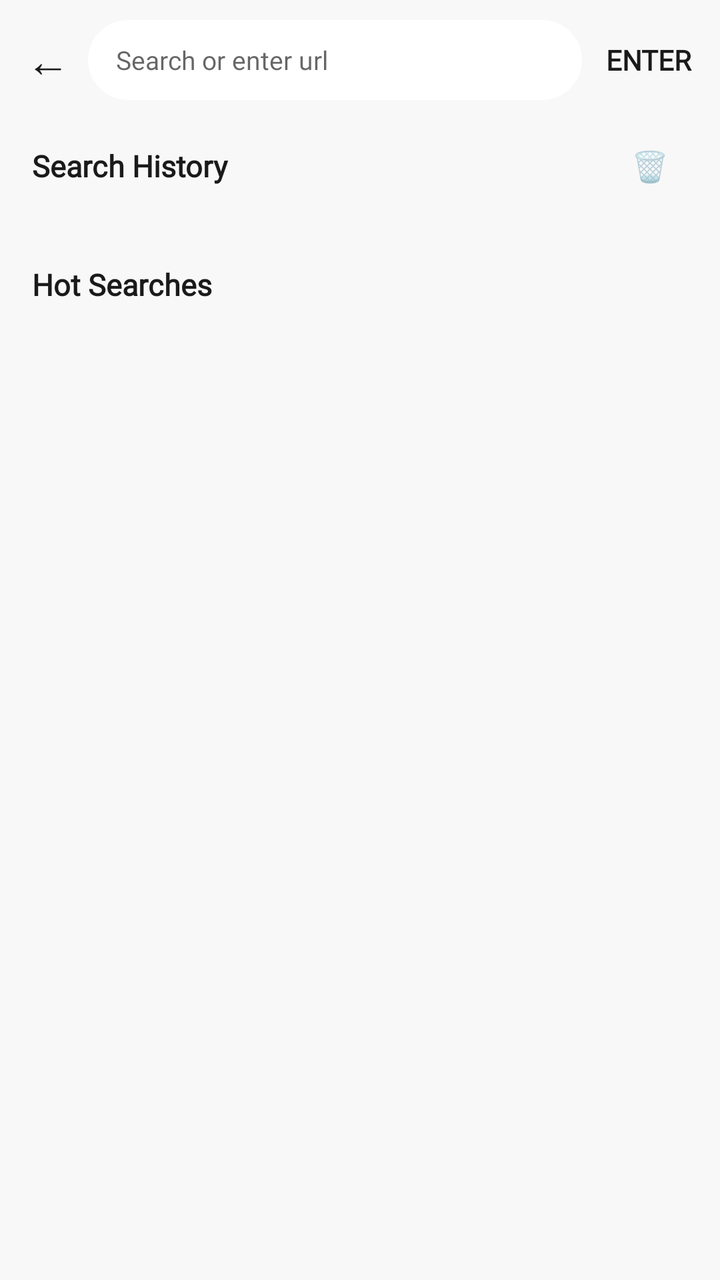
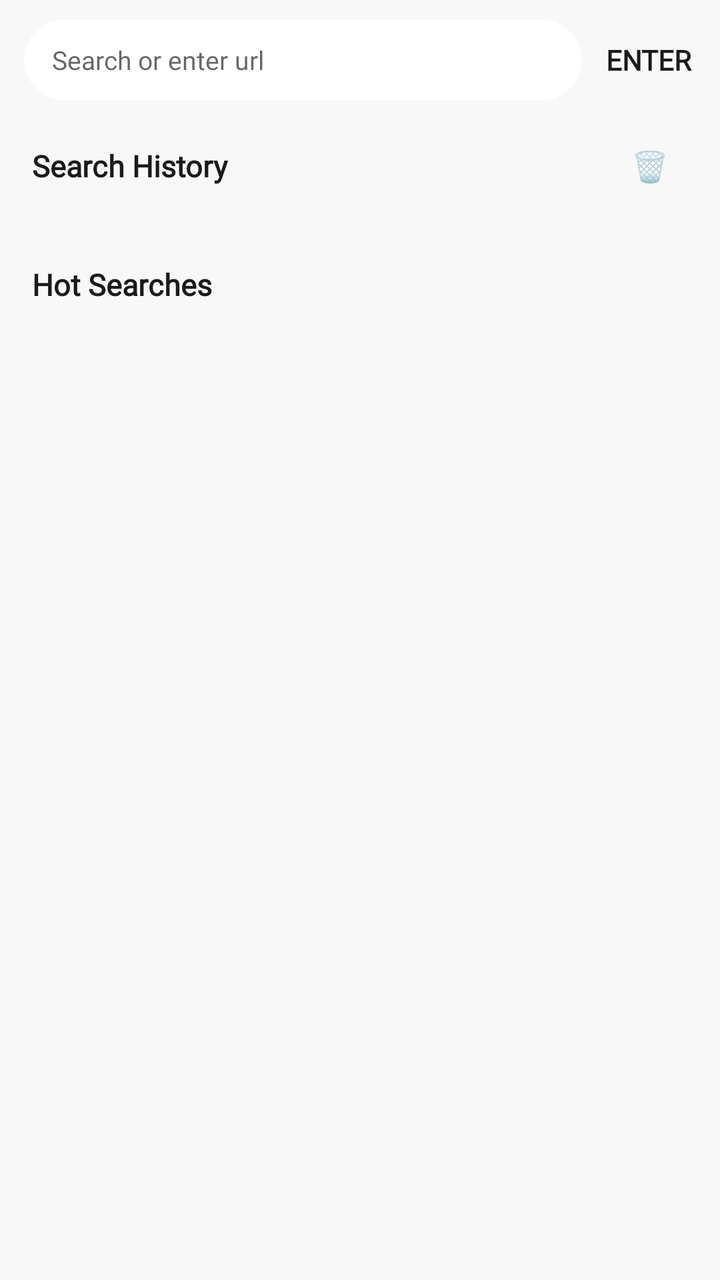

Before-and-after screenshots of an Android layout around one commit, followed by the original layout XML and the change that was made.
<!-- AndroidManifest.xml: application theme Theme.Material3.Light.NoActionBar -->
<!-- res/layout/fragment_search_entry.xml -->
<?xml version="1.0" encoding="utf-8"?>
<LinearLayout xmlns:android="http://schemas.android.com/apk/res/android"
    android:layout_width="match_parent"
    android:layout_height="match_parent"
    android:background="@color/bg"
    android:orientation="vertical">

    <LinearLayout
        android:layout_width="match_parent"
        android:layout_height="wrap_content"
        android:gravity="center_vertical"
        android:orientation="horizontal"
        android:paddingStart="4dp"
        android:paddingTop="10dp"
        android:paddingEnd="8dp"
        android:paddingBottom="6dp">

        <TextView
            android:id="@+id/btn_entry_back"
            android:layout_width="40dp"
            android:layout_height="40dp"
            android:clickable="true"
            android:focusable="true"
            android:gravity="center"
            android:text="←"
            android:textColor="@color/text_primary"
            android:textSize="22sp" />

        <LinearLayout
            android:layout_width="0dp"
            android:layout_height="40dp"
            android:layout_weight="1"
            android:background="@drawable/bg_search"
            android:gravity="center_vertical"
            android:orientation="horizontal"
            android:paddingStart="14dp"
            android:paddingEnd="6dp">

            <EditText
                android:id="@+id/et_entry_query"
                android:layout_width="0dp"
                android:layout_height="match_parent"
                android:layout_weight="1"
                android:background="@null"
                android:fontFamily="@font/padauk"
                android:hint="@string/search_entry_hint"
                android:imeOptions="actionSearch"
                android:inputType="text"
                android:maxLines="1"
                android:textColor="@color/text_primary"
                android:textSize="13sp" />

            <TextView
                android:id="@+id/btn_entry_clear"
                android:layout_width="34dp"
                android:layout_height="34dp"
                android:clickable="true"
                android:focusable="true"
                android:gravity="center"
                android:text="✕"
                android:textColor="@color/text_secondary"
                android:textSize="14sp"
                android:visibility="gone" />
        </LinearLayout>

        <TextView
            android:id="@+id/btn_entry_go"
            android:layout_width="wrap_content"
            android:layout_height="40dp"
            android:clickable="true"
            android:focusable="true"
            android:fontFamily="@font/padauk"
            android:gravity="center"
            android:paddingStart="12dp"
            android:paddingEnd="6dp"
            android:text="ENTER"
            android:textColor="@color/text_primary"
            android:textSize="14sp"
            android:textStyle="bold" />
    </LinearLayout>

    <ScrollView
        android:id="@+id/sections_container"
        android:layout_width="match_parent"
        android:layout_height="0dp"
        android:layout_weight="1">

        <LinearLayout
            android:layout_width="match_parent"
            android:layout_height="wrap_content"
            android:orientation="vertical"
            android:paddingStart="16dp"
            android:paddingTop="8dp"
            android:paddingEnd="16dp"
            android:paddingBottom="16dp">

            <LinearLayout
                android:id="@+id/history_header"
                android:layout_width="match_parent"
                android:layout_height="wrap_content"
                android:gravity="center_vertical"
                android:orientation="horizontal">

                <TextView
                    android:layout_width="0dp"
                    android:layout_height="wrap_content"
                    android:layout_weight="1"
                    android:fontFamily="@font/padauk"
                    android:text="Search History"
                    android:textColor="@color/text_primary"
                    android:textSize="15sp"
                    android:textStyle="bold" />

                <TextView
                    android:id="@+id/btn_clear_history"
                    android:layout_width="38dp"
                    android:layout_height="38dp"
                    android:clickable="true"
                    android:focusable="true"
                    android:gravity="center"
                    android:text="🗑"
                    android:textSize="15sp" />
            </LinearLayout>

            <com.google.android.material.chip.ChipGroup
                android:id="@+id/chips_history"
                android:layout_width="match_parent"
                android:layout_height="wrap_content"
                android:layout_marginTop="8dp" />

            <TextView
                android:layout_width="wrap_content"
                android:layout_height="wrap_content"
                android:layout_marginTop="22dp"
                android:fontFamily="@font/padauk"
                android:text="Hot Searches"
                android:textColor="@color/text_primary"
                android:textSize="15sp"
                android:textStyle="bold" />

            <com.google.android.material.chip.ChipGroup
                android:id="@+id/chips_hot"
                android:layout_width="match_parent"
                android:layout_height="wrap_content"
                android:layout_marginTop="8dp" />
        </LinearLayout>
    </ScrollView>

    <androidx.recyclerview.widget.RecyclerView
        android:id="@+id/rv_suggestions"
        android:layout_width="match_parent"
        android:layout_height="0dp"
        android:layout_weight="1"
        android:visibility="gone" />
</LinearLayout>
<!-- resources referenced by this layout -->
<resources>
  <color name="bg">#F8F8F8</color>
  <color name="text_primary">#1A1A1A</color>
  <color name="text_secondary">#777777</color>
  <!-- drawable bg_search (drawable) -->
  <?xml version="1.0" encoding="utf-8"?>
  <shape xmlns:android="http://schemas.android.com/apk/res/android" android:shape="rectangle">
      <corners android:radius="24dp" />
      <solid android:color="@color/card" />
  </shape>
  <string name="search_entry_hint">Search or enter url</string>
  <style name="Theme.Material3.Light.NoActionBar" parent="Theme.MaterialComponents.Light.NoActionBar">
          <item name="colorPrimary">@color/red_accent</item>
          <item name="colorPrimaryVariant">@color/red_accent</item>
          <item name="colorOnPrimary">@color/white</item>
          <item name="android:statusBarColor">@color/bg</item>
          <item name="android:windowLightStatusBar">true</item>
      </style>
  <color name="card">#FFFFFF</color>
  <color name="red_accent">#E62117</color>
  <color name="white">#FFFFFF</color>
</resources>

<!-- the commit's change to res/layout/fragment_search_entry.xml (unified diff, before → after) -->
@@ -10,21 +10,10 @@
         android:layout_height="wrap_content"
         android:gravity="center_vertical"
         android:orientation="horizontal"
-        android:paddingStart="4dp"
+        android:paddingStart="12dp"
         android:paddingTop="10dp"
         android:paddingEnd="8dp"
         android:paddingBottom="6dp">
-
-        <TextView
-            android:id="@+id/btn_entry_back"
-            android:layout_width="40dp"
-            android:layout_height="40dp"
-            android:clickable="true"
-            android:focusable="true"
-            android:gravity="center"
-            android:text="←"
-            android:textColor="@color/text_primary"
-            android:textSize="22sp" />
 
         <LinearLayout
             android:layout_width="0dp"
@@ -129,6 +118,7 @@
                 android:layout_marginTop="8dp" />
 
             <TextView
+                android:id="@+id/hot_title"
                 android:layout_width="wrap_content"
                 android:layout_height="wrap_content"
                 android:layout_marginTop="22dp"
